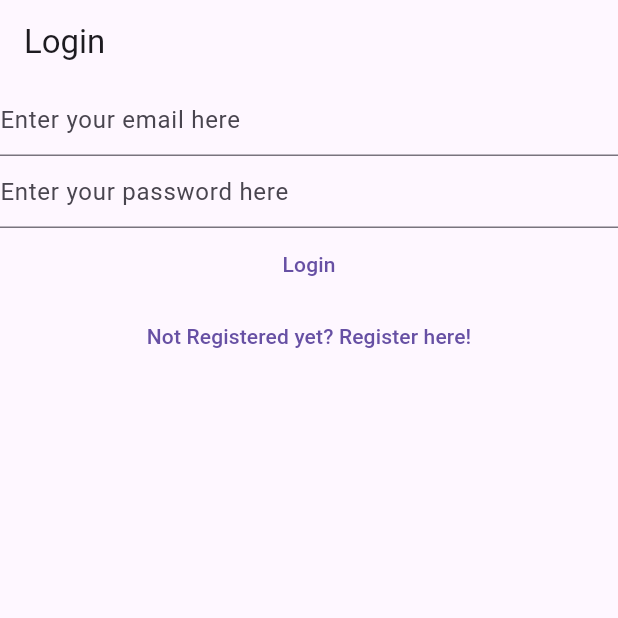
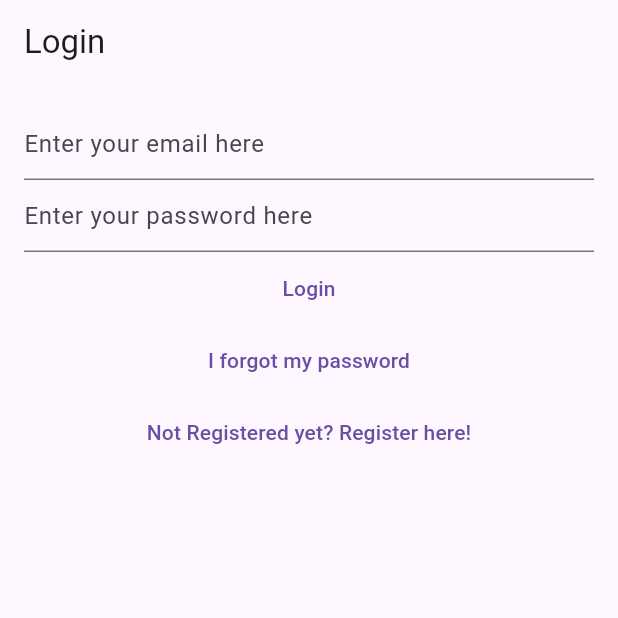
Before and after one commit to TechmoNoway/flutter-note-mobile-app, a Flutter app: the screen it shows after launch, on a phone screen of 412 x 824 dp, the top half of it. Run offline on Flutter 3.47's test engine with Material 3 defaults, Android fonts, the phone set to English and light mode, and no system bars; our stand-ins replace bloc, cloud_firestore, equatable, firebase_auth, firebase_core, flutter_bloc and 1 more; accounts and stored records are empty.

Commit message:
Add the password reset and remove the old Initialize

```diff
--- a/lib/main.dart
+++ b/lib/main.dart
@@ -6,6 +6,7 @@ import 'package:note_flutter/services/auth/bloc/auth_bloc.dart';
 import 'package:note_flutter/services/auth/bloc/auth_event.dart';
 import 'package:note_flutter/services/auth/bloc/auth_state.dart';
 import 'package:note_flutter/services/auth/firebase_auth_provider.dart';
+import 'package:note_flutter/views/forgot_password_view.dart';
 import 'package:note_flutter/views/login_view.dart';
 import 'package:note_flutter/views/notes/create_update_note_view.dart';
 import 'package:note_flutter/views/notes/notes_view.dart';
@@ -61,6 +62,8 @@ class HomePage extends StatelessWidget {
           return const VerifyEmailView();
         } else if (state is AuthStateLoggedOut) {
           return const LoginView();
+        } else if (state is AuthStateForgotPassword) {
+          return const ForgotPasswordView();
         } else if (state is AuthStateRegistering) {
           return const RegisterView();
         } else {
--- a/lib/services/auth/auth_provider.dart
+++ b/lib/services/auth/auth_provider.dart
@@ -13,4 +13,5 @@ abstract class AuthProvider {
   });
   Future<void> logOut();
   Future<void> sendEmailVerification();
+  Future<void> sendPasswordReset({required String toEmail});
 }
--- a/lib/services/auth/auth_service.dart
+++ b/lib/services/auth/auth_service.dart
@@ -37,4 +37,8 @@ class AuthService implements AuthProvider {
   Future<void> sendEmailVerification() {
     return provider.sendEmailVerification();
   }
+
+  @override
+  Future<void> sendPasswordReset({required String toEmail}) =>
+      provider.sendPasswordReset(toEmail: toEmail);
 }
--- a/lib/services/auth/bloc/auth_event.dart
+++ b/lib/services/auth/bloc/auth_event.dart
@@ -29,6 +29,11 @@ class AuthEventShouldRegister extends AuthEvent {
   const AuthEventShouldRegister();
 }
 
+class AuthEventForgotPassword extends AuthEvent {
+  final String? email;
+  const AuthEventForgotPassword({this.email});
+}
+
 class AuthEventLogOut extends AuthEvent {
   const AuthEventLogOut();
 }
--- a/lib/services/auth/bloc/auth_state.dart
+++ b/lib/services/auth/bloc/auth_state.dart
@@ -25,6 +25,17 @@ class AuthStateRegistering extends AuthState {
   });
 }
 
+class AuthStateForgotPassword extends AuthState {
+  final Exception? exception;
+  final bool hasSentEmail;
+
+  const AuthStateForgotPassword({
+    required super.isLoading,
+    required this.exception,
+    required this.hasSentEmail,
+  });
+}
+
 class AuthStateLoggedIn extends AuthState {
   final AuthUser user;
   const AuthStateLoggedIn({
--- /dev/null
+++ b/lib/utils/dialogs/password_reset_email_sent_dialog.dart
@@ -0,0 +1,14 @@
+import 'package:flutter/material.dart';
+import 'package:note_flutter/utils/dialogs/generic_dialog.dart';
+
+Future<void> showPasswordResetSentDialog(BuildContext context) {
+  return showGenericDialog<void>(
+    context: context,
+    title: 'Password Reset',
+    content:
+        'We have now sent you a password reset link. Please check your email for more information.',
+    optionsBuilder: () => {
+      'OK': null,
+    },
+  );
+}
--- a/lib/views/login_view.dart
+++ b/lib/views/login_view.dart
@@ -1,12 +1,10 @@
 import 'package:flutter/material.dart';
 import 'package:flutter_bloc/flutter_bloc.dart';
 import 'package:note_flutter/services/auth/auth_exceptions.dart';
-import 'package:note_flutter/services/auth/auth_service.dart';
 import 'package:note_flutter/services/auth/bloc/auth_bloc.dart';
 import 'package:note_flutter/services/auth/bloc/auth_event.dart';
 import 'package:note_flutter/services/auth/bloc/auth_state.dart';
 import 'package:note_flutter/utils/dialogs/error_dialog.dart';
-import 'package:note_flutter/utils/dialogs/loading_dialog.dart';
 
 class LoginView extends StatefulWidget {
   const LoginView({super.key});
@@ -38,10 +36,11 @@ class _LoginViewState extends State<LoginView> {
     return BlocListener<AuthBloc, AuthState>(
       listener: (context, state) async {
         if (state is AuthStateLoggedOut) {
-
-
           if (state.exception is UserNotFoundAuthException) {
-            await showErrorDialog(context, 'User not found');
+            await showErrorDialog(
+              context,
+              'Cannot find a user with the entered credentials!',
+            );
           } else if (state.exception is WrongPasswordAuthException) {
             await showErrorDialog(context, "Wrong credentials");
           } else if (state.exception is GenericAuthException) {
@@ -53,18 +52,15 @@ class _LoginViewState extends State<LoginView> {
         appBar: AppBar(
           title: const Text('Login'),
         ),
-        body: FutureBuilder(
-          future: AuthService.firebase().initialize(),
-          builder: (context, snapshot) {
-            switch (snapshot.connectionState) {
-              case ConnectionState.done:
-                return Column(
+        body: Padding(
+          padding: const EdgeInsets.all(16.0),
+          child: Column(
             children: [
               TextField(
                 controller: _email,
                 keyboardType: TextInputType.emailAddress,
-                      decoration: const InputDecoration(
-                          hintText: 'Enter your email here'),
+                decoration:
+                    const InputDecoration(hintText: 'Enter your email here'),
               ),
               TextField(
                 controller: _password,
@@ -90,18 +86,18 @@ class _LoginViewState extends State<LoginView> {
               ),
               TextButton(
                 onPressed: () {
-                        context
-                            .read<AuthBloc>()
-                            .add(const AuthEventShouldRegister());
+                  context.read<AuthBloc>().add(const AuthEventForgotPassword());
+                },
+                child: const Text("I forgot my password"),
+              ),
+              TextButton(
+                onPressed: () {
+                  context.read<AuthBloc>().add(const AuthEventShouldRegister());
                 },
                 child: const Text("Not Registered yet? Register here!"),
-                    )
+              ),
             ],
-                );
-              default:
-                return const Text("Loading...");
-            }
-          },
+          ),
         ),
       ),
     );
```
Also changed, not shown: lib/services/auth/bloc/auth_bloc.dart (+48 -0 lines), lib/services/auth/firebase_auth_provider.dart (+18 -0 lines), lib/views/forgot_password_view.dart (added, +87 -0 lines), lib/views/register_view.dart (+17 -17 lines). Lines whose indentation alone changed are shown as unchanged.
